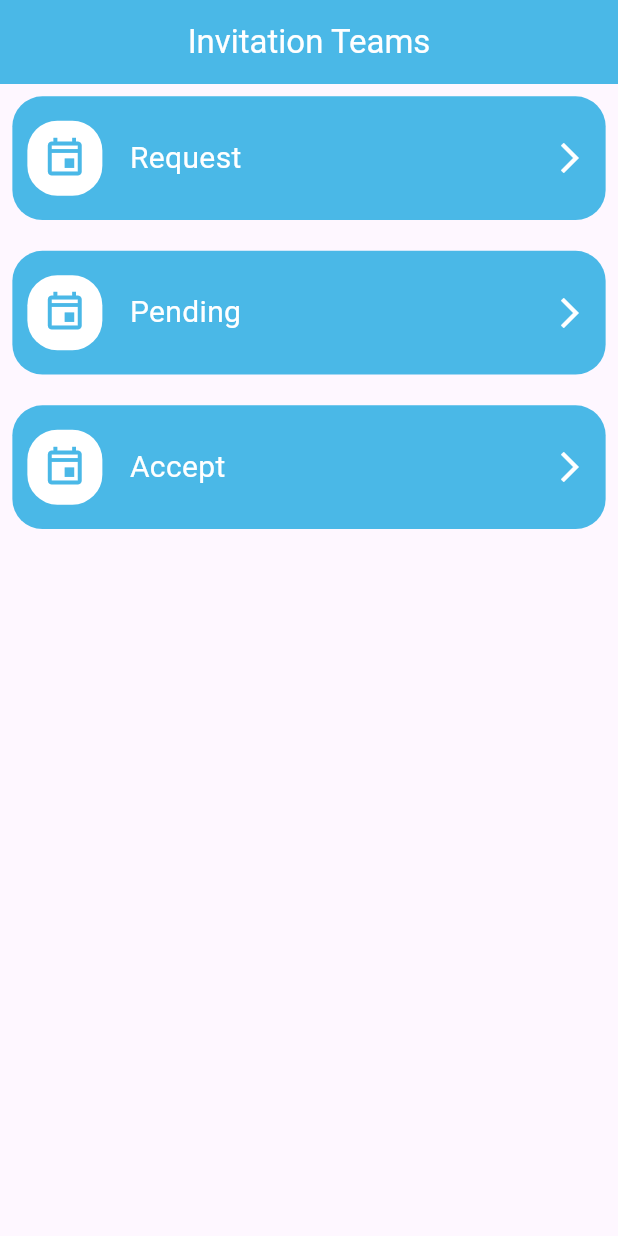
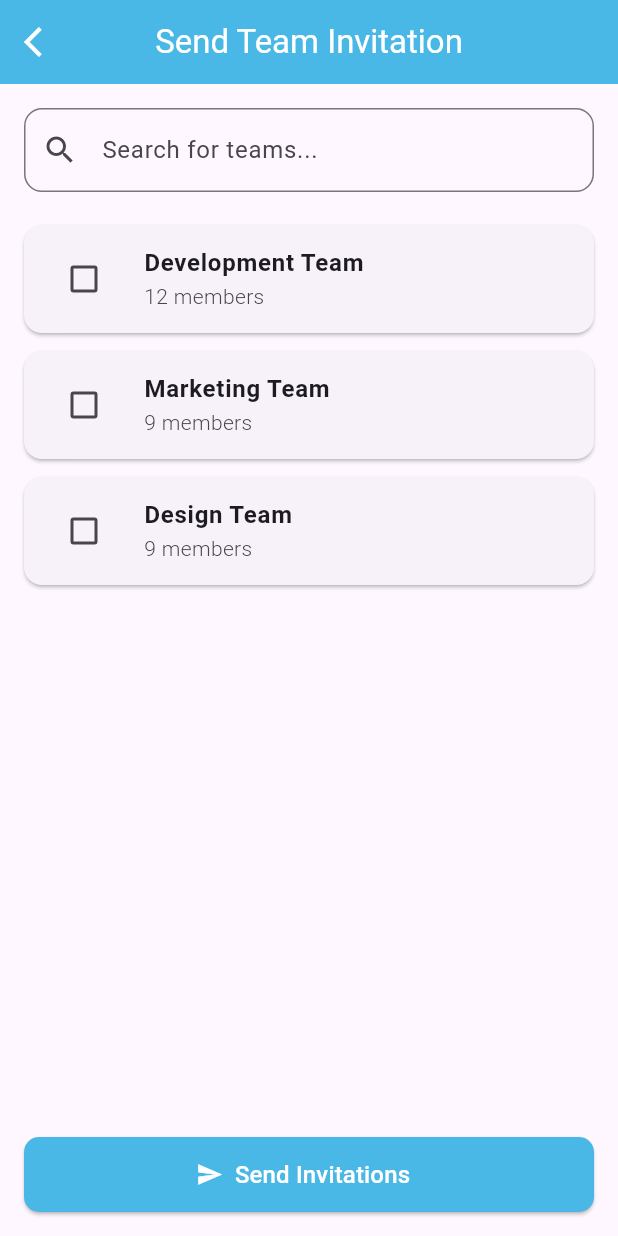
Before and after one commit to raedzayoud/Team_Collaboration, a Flutter app: the Invitation screen opened directly, after a tap on the "arrow forward ios" icon, on a phone screen of 412 x 824 dp. Run offline on Flutter 3.47's test engine with Material 3 defaults, Android fonts, the phone set to English and light mode, and no system bars; our stand-ins replace bloc, flutter_bloc, shared_preferences, speech_to_text; missing offline and left inert: flutter_quill, jitsi_meet_flutter_sdk; accounts and stored records are empty.

Commit message:
finish ui Team Invitation

```diff
--- a/lib/core/utils/router.dart
+++ b/lib/core/utils/router.dart
@@ -3,6 +3,7 @@ import 'package:collab_doc/feature/authentication/presentation/view/register_vie
 import 'package:collab_doc/feature/chatroom/presentation/view/chatroom.dart';
 import 'package:collab_doc/feature/chatroom/presentation/view/members.dart';
 import 'package:collab_doc/feature/home/presentation/view/home_screen_view.dart';
+import 'package:collab_doc/feature/invitation/presentation/view/request.dart';
 import 'package:collab_doc/feature/meetings/presentation/view/joinmettings.dart';
 import 'package:collab_doc/feature/settings/presentation/view/edit.dart';
 import 'package:collab_doc/feature/teams/presentation/view/newteam.dart';
@@ -18,6 +19,7 @@ class AppRouter {
     "members": (context) => const Members(),
     "edit": (context) => const Edit(),
     "joinmettings":(context) => const Joinmettings(),
+    "request":(context) => const Request(),
     //"addDocument":(context)=>AddDocumentPage(),
   };
 }
--- a/lib/feature/invitation/presentation/view/invitation.dart
+++ b/lib/feature/invitation/presentation/view/invitation.dart
@@ -8,7 +8,7 @@ class Invitation extends StatelessWidget {
 
   @override
   Widget build(BuildContext context) {
-    List<String> team = ["Request", "Pending", "Accept"];
+    List<String> team = ["Request", "Pending", "Response"];
     return Scaffold(
       appBar: AppBar(
         centerTitle: true,
--- /dev/null
+++ b/lib/feature/invitation/presentation/view/pending.dart
@@ -0,0 +1,10 @@
+import 'package:flutter/material.dart';
+
+class Pending extends StatelessWidget {
+  const Pending({super.key});
+
+  @override
+  Widget build(BuildContext context) {
+    return const Placeholder();
+  }
+}
--- /dev/null
+++ b/lib/feature/invitation/presentation/view/request.dart
@@ -0,0 +1,131 @@
+import 'package:collab_doc/constant.dart';
+import 'package:flutter/material.dart';
+
+class Request extends StatefulWidget {
+  const Request({super.key});
+
+  @override
+  State<Request> createState() => _RequestState();
+}
+
+class _RequestState extends State<Request> {
+  final TextEditingController _searchController = TextEditingController();
+  List<String> allTeams = ['Development Team', 'Marketing Team', 'Design Team'];
+  List<String> filteredTeams = [];
+  Set<String> selectedTeams = {};
+  void _filterTeams(String query) {
+    setState(() {
+      filteredTeams = allTeams
+          .where((team) => team.toLowerCase().contains(query.toLowerCase()))
+          .toList();
+    });
+  }
+
+  @override
+  void initState() {
+    filteredTeams = allTeams;
+    super.initState();
+  }
+
+  @override
+  Widget build(BuildContext context) {
+    return Scaffold(
+      appBar: AppBar(
+        leading: IconButton(
+            onPressed: () {
+              Navigator.of(context).pop();
+            },
+            icon: Icon(
+              Icons.arrow_back_ios,
+              color: Colors.white,
+            )),
+        centerTitle: true,
+        backgroundColor: KPrimayColor,
+        title: const Text(
+          "Send Team Invitation",
+          style: TextStyle(color: Colors.white),
+        ),
+      ),
+      body: Padding(
+        padding: EdgeInsets.all(16),
+        child: Column(
+          children: [
+            TextField(
+              controller: _searchController,
+              onChanged: _filterTeams,
+              decoration: InputDecoration(
+                prefixIcon: Icon(Icons.search),
+                hintText: 'Search for teams...',
+                border: OutlineInputBorder(
+                  borderRadius: BorderRadius.circular(12),
+                ),
+                focusedBorder: OutlineInputBorder(
+                  borderRadius: BorderRadius.circular(12)
+                )
+              ),
+            ),
+            SizedBox(height: 16),
+            Expanded(
+              child: ListView.builder(
+                itemCount: filteredTeams.length,
+                itemBuilder: (context, index) {
+                  String team = filteredTeams[index];
+                  return Card(
+                    margin: EdgeInsets.symmetric(vertical: 6),
+                    child: ListTile(
+                      leading: Checkbox(
+                        value: selectedTeams.contains(team),
+                        onChanged: (_) {
+                          setState(() {
+                            if (selectedTeams.contains(team)) {
+                              selectedTeams.remove(team);
+                            } else {
+                              selectedTeams.add(team);
+                            }
+                          });
+                        },
+                      ),
+                      title: Text(team,style: TextStyle(
+                        fontWeight: FontWeight.bold
+                      ),),
+                      subtitle: Text(team == 'Development Team'
+                          ? '12 members'
+                          : '9 members',style: TextStyle(
+                            fontWeight: FontWeight.w300
+                          ),),
+                    ),
+                  );
+                },
+              ),
+            ),
+          ],
+        ),
+      ),
+      bottomNavigationBar: Padding(
+        padding: const EdgeInsets.all(16),
+        child: ElevatedButton.icon(
+          onPressed: () {
+            // Handle send logic
+          },
+          icon: Icon(
+            Icons.send,
+            color: Colors.white,
+          ),
+          label: Text(
+            "Send Invitations",
+            style: TextStyle(
+              color: Colors.white,
+              fontSize: 16,
+            ),
+          ),
+          style: ElevatedButton.styleFrom(
+            backgroundColor: KPrimayColor,
+            minimumSize: Size(double.infinity, 50),
+            shape:
+                RoundedRectangleBorder(borderRadius: BorderRadius.circular(10)),
+          ),
+        ),
+      ),
+    );
+  }
+}
--- /dev/null
+++ b/lib/feature/invitation/presentation/view/responses.dart
@@ -0,0 +1,10 @@
+import 'package:flutter/material.dart';
+
+class Responses extends StatelessWidget {
+  const Responses({super.key});
+
+  @override
+  Widget build(BuildContext context) {
+    return const Placeholder();
+  }
+}
--- a/lib/feature/invitation/presentation/view/widgets/invitations.dart
+++ b/lib/feature/invitation/presentation/view/widgets/invitations.dart
@@ -1,4 +1,3 @@
-
 import 'package:collab_doc/constant.dart';
 import 'package:collab_doc/core/utils/responsive.dart';
 import 'package:flutter/material.dart';
@@ -49,7 +48,7 @@ class invitations extends StatelessWidget {
           Spacer(),
           IconButton(
             onPressed: () {
-              //  Navigator.of(context).pushNamed("chat", arguments: id);
+              Navigator.of(context).pushNamed("request");
             },
             icon: Icon(
               Icons.arrow_forward_ios,
```
